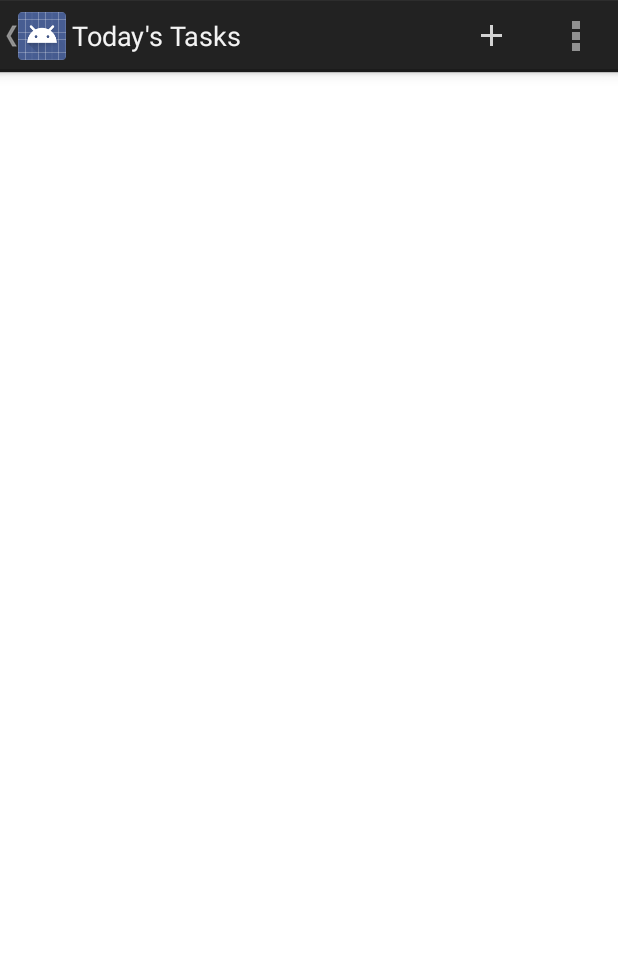
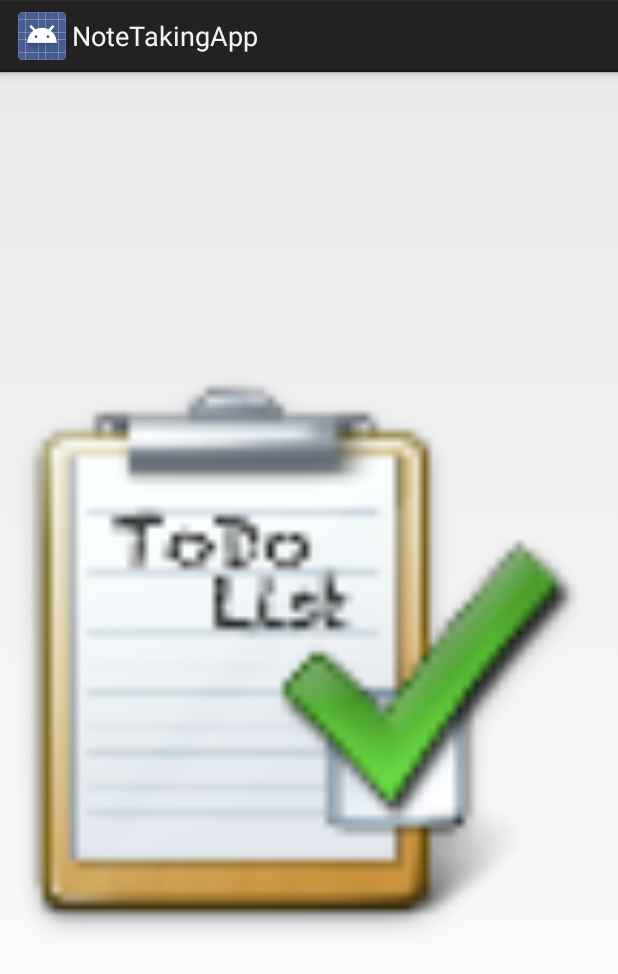
Before and after one commit to aloknathsaha1987/ToDoList, an Android app: the first screen one second after launch (MainActivity before the commit, SplashActivity after it), on a phone screen of 412 x 824 dp. Shown: the top 974 px of the screen. Run offline under Robolectric (Android 15) with nearby library versions, the phone set to English and light mode, and no system bars.

Commit message:
Added Splash Screen

```diff
--- a/app/src/main/AndroidManifest.xml
+++ b/app/src/main/AndroidManifest.xml
@@ -28,7 +28,7 @@
             android:value="AIzaSyAyLxzVSBvc3Unn2TYR-N2fdyJCSN0qA1A"/>
 
         <activity
-            android:name=".activities.MainActivity"
+            android:name=".activities.SplashActivity"
             android:label="@string/app_name"
             android:configChanges="orientation|screenSize">
 
@@ -38,6 +38,7 @@
                 <category android:name="android.intent.category.LAUNCHER" />
             </intent-filter>
         </activity>
+        <activity android:name=".activities.MainActivity" android:configChanges="orientation|screenSize"/>
 
         <activity android:name=".activities.NoteEditorActivity" android:configChanges="orientation|screenSize"/>
         <activity android:name=".activities.CalenderActivity" android:configChanges="orientation|screenSize"/>
--- /dev/null
+++ b/app/src/main/java/com/aloknath/notetakingapp/activities/SplashActivity.java
@@ -0,0 +1,36 @@
+package com.aloknath.notetakingapp.activities;
+
+/**
+ * Created by ALOKNATH on 2/18/2015.
+ */
+import android.app.Activity;
+import android.content.Intent;
+import android.os.Bundle;
+import android.os.Handler;
+
+import com.aloknath.notetakingapp.R;
+
+public class SplashActivity extends Activity {
+
+    /** Duration of wait **/
+    private final int SPLASH_DISPLAY_LENGTH = 2000;
+
+    /** Called when the activity is first created. */
+    @Override
+    public void onCreate(Bundle icicle) {
+        super.onCreate(icicle);
+        setContentView(R.layout.splashscreen);
+
+        /* New Handler to start the Menu-Activity
+         * and close this Splash-Screen after some seconds.*/
+        new Handler().postDelayed(new Runnable(){
+            @Override
+            public void run() {
+                /* Create an Intent that will start the Menu-Activity. */
+                Intent mainIntent = new Intent(SplashActivity.this,MainActivity.class);
+                SplashActivity.this.startActivity(mainIntent);
+                SplashActivity.this.finish();
+            }
+        }, SPLASH_DISPLAY_LENGTH);
+    }
+}
--- /dev/null
+++ b/app/src/main/res/layout/splashscreen.xml
@@ -0,0 +1,14 @@
+<?xml version="1.0" encoding="utf-8"?>
+<RelativeLayout xmlns:android="http://schemas.android.com/apk/res/android"
+    android:layout_width="match_parent" android:layout_height="match_parent"
+    android:id="@+id/container">
+
+
+    <ImageView
+        android:layout_width="fill_parent"
+        android:layout_height="fill_parent"
+        android:id="@+id/imageView"
+        android:src="@drawable/ic_launcher"
+        android:layout_centerVertical="true"
+        android:layout_centerHorizontal="true" />
+</RelativeLayout>
--- a/app/src/main/res/values/styles.xml
+++ b/app/src/main/res/values/styles.xml
@@ -6,4 +6,8 @@
         <item name="android:displayOptions">showTitle</item>
     </style>
 
+    <style name="splashScreenTheme" parent="@android:style/Theme.DeviceDefault.Light.NoActionBar">
+        <item name="android:windowBackground">@drawable/ic_launcher</item>
+    </style>
+
 </resources>
```
Also changed, not shown: app/src/main/java/com/aloknath/notetakingapp/activities/MainActivity.java (+8 -0 lines).
